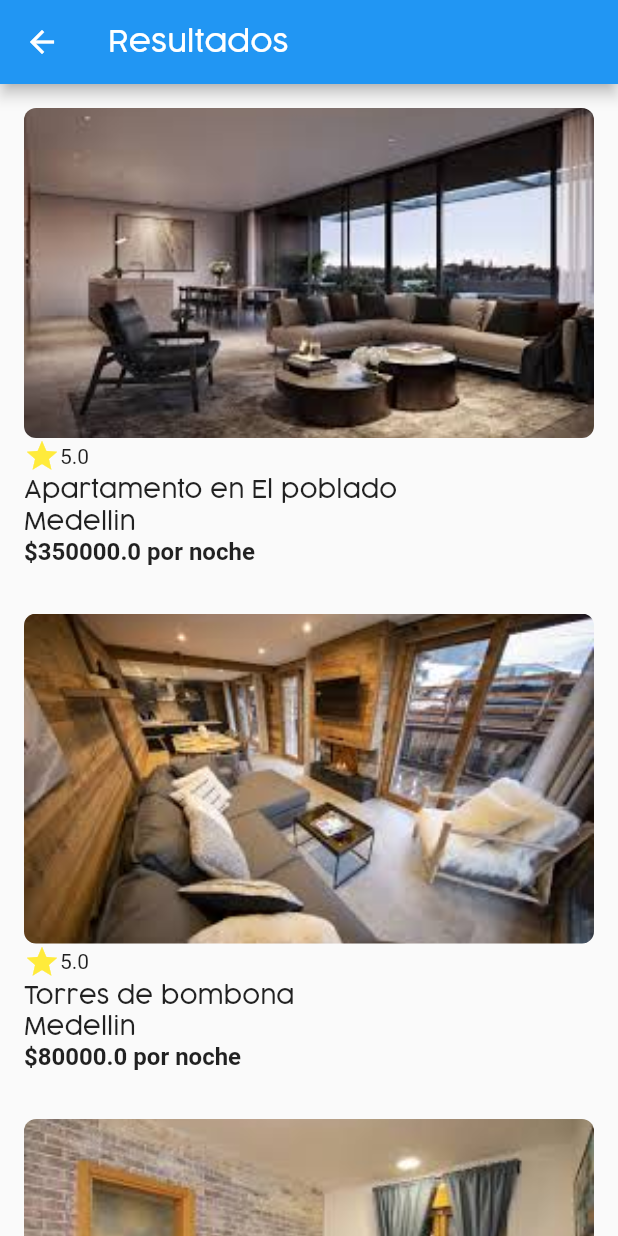
After one commit to DanielJaramillo94/rentNrooms, a Flutter app: the ResultCard screen opened directly, on a phone screen of 412 x 824 dp. The commit adds this screen. Run offline on Flutter 3.47's test engine with Material 2 defaults, Android fonts, the phone set to English and light mode, and no system bars; missing offline and left inert: date_range_picker.

Commit message:
Added response cards

```diff
--- /dev/null
+++ b/lib/card.dart
@@ -0,0 +1,166 @@
+import 'package:flutter/material.dart';
+
+class ResultCard extends StatefulWidget {
+  @override
+  _CardState createState() => _CardState();
+}
+
+class _CardState extends State<ResultCard> {
+  @override
+  Widget build(BuildContext context) {
+    return Scaffold(
+      appBar: AppBar(
+        title: Text(
+          'Resultados',
+          style: TextStyle(fontFamily: 'Cocogoose'),
+        ),
+      ),
+      body: CustomScrollView(
+        slivers: <Widget>[
+          SliverList(
+            delegate: SliverChildBuilderDelegate(
+              (context, index) {
+                const radius = 8.0;
+                const apartments = [
+                  //⚠️⚠️THIS IS JUST FOR TESTING PURPOSES⚠️⚠️
+                  'assets/images/apartment1.jpg',
+                  'assets/images/apartment2.jpg',
+                  'assets/images/apartment3.jpg',
+                ];
+                const details = [
+                  {
+                    "agency": {
+                      "id": "1",
+                      "logo_url": "https://cutt.ly/myjquBa",
+                      "name": "S_TEAM"
+                    },
+                    "currency": "COP",
+                    "id": "1",
+                    "location": {
+                      "code": "MDE",
+                      "latitude": "6.2518401",
+                      "longitude": "-75.563591",
+                      "name": "Medellin"
+                    },
+                    "price": 350000.0,
+                    "property_name": "Apartamento en El poblado",
+                    "rating": "5.0",
+                    "thumbnail": null
+                  },
+                  {
+                    "agency": {
+                      "id": "1",
+                      "logo_url": "https://cutt.ly/myjquBa",
+                      "name": "S_TEAM"
+                    },
+                    "currency": "COP",
+                    "id": "2",
+                    "location": {
+                      "code": "MDE",
+                      "latitude": "6.2518401",
+                      "longitude": "-75.563591",
+                      "name": "Medellin"
+                    },
+                    "price": 80000.0,
+                    "property_name": "Torres de bombona",
+                    "rating": "5.0",
+                    "thumbnail": null
+                  },
+                  {
+                    "agency": {
+                      "id": "1",
+                      "logo_url": "https://cutt.ly/myjquBa",
+                      "name": "S_TEAM"
+                    },
+                    "currency": "COP",
+                    "id": "3",
+                    "location": {
+                      "code": "MDE",
+                      "latitude": "6.2518401",
+                      "longitude": "-75.563591",
+                      "name": "Medellin"
+                    },
+                    "price": 340000.0,
+                    "property_name": "Apartamento en el Estadio",
+                    "rating": "4.0",
+                    "thumbnail": null
+                  }
+                ];
+                String price = details[index]["price"].toString();
+                //String city = details[index]["location"][name];
+                return Container(
+                  padding: const EdgeInsets.all(16.0),
+                  child: Column(
+                    children: <Widget>[
+                      Container(
+                        alignment: Alignment.center,
+                        height: 220,
+                        decoration: BoxDecoration(
+                            image: DecorationImage(
+                                image: AssetImage(apartments[index]),
+                                fit: BoxFit.cover),
+                            borderRadius: BorderRadius.circular(radius)),
+                      ),
+                      Container(
+                        child: Row(children: <Widget>[
+                          Icon(
+                            Icons.star,
+                            color: Colors.yellow[500],
+                          ),
+                          Text(details[index]["rating"],
+                              style: TextStyle(
+                                fontSize: 14.0,
+                              )),
+                        ]),
+                      ),
+                      Container(
+                        child: Column(children: <Widget>[
+                          Container(
+                            child: Row(
+                              children: <Widget>[
+                                Text(details[index]["property_name"],
+                                    textAlign: TextAlign.left,
+                                    maxLines: 1,
+                                    overflow: TextOverflow.ellipsis,
+                                    style: TextStyle(
+                                        fontSize: 16.0,
+                                        fontFamily: 'Cocogoose')),
+                              ],
+                            ),
+                          ),
+                          Container(
+                            child: Row(
+                              children: <Widget>[
+                                Text("Medellin",
+                                  textAlign: TextAlign.left,
+                                  maxLines: 1,
+                                  overflow: TextOverflow.ellipsis,
+                                  style: TextStyle(
+                                      fontSize: 16.0,
+                                      fontFamily: 'Cocogoose',
+                                  )
+                                ),
+                              ],
+                            ),
+                          ),
+                        ]),
+                      ),
+                      Container(
+                        child: Row(children: <Widget>[
+                          Text("\$$price por noche",
+                              style: TextStyle(
+                                  fontSize: 16.0, fontWeight: FontWeight.bold)),
+                        ]),
+                      ),
+                    ],
+                  ),
+                );
+              },
+              childCount: 3,
+            ),
+          ),
+        ],
+      ),
+    ); //Scaffold
+  }
+}
--- a/lib/main.dart
+++ b/lib/main.dart
@@ -1,5 +1,6 @@
 import 'package:flutter/material.dart';
 import 'package:rent_n_rooms/date.dart';
+import 'package:rent_n_rooms/card.dart';
 
 void main() => runApp(MyApp());
 
```
